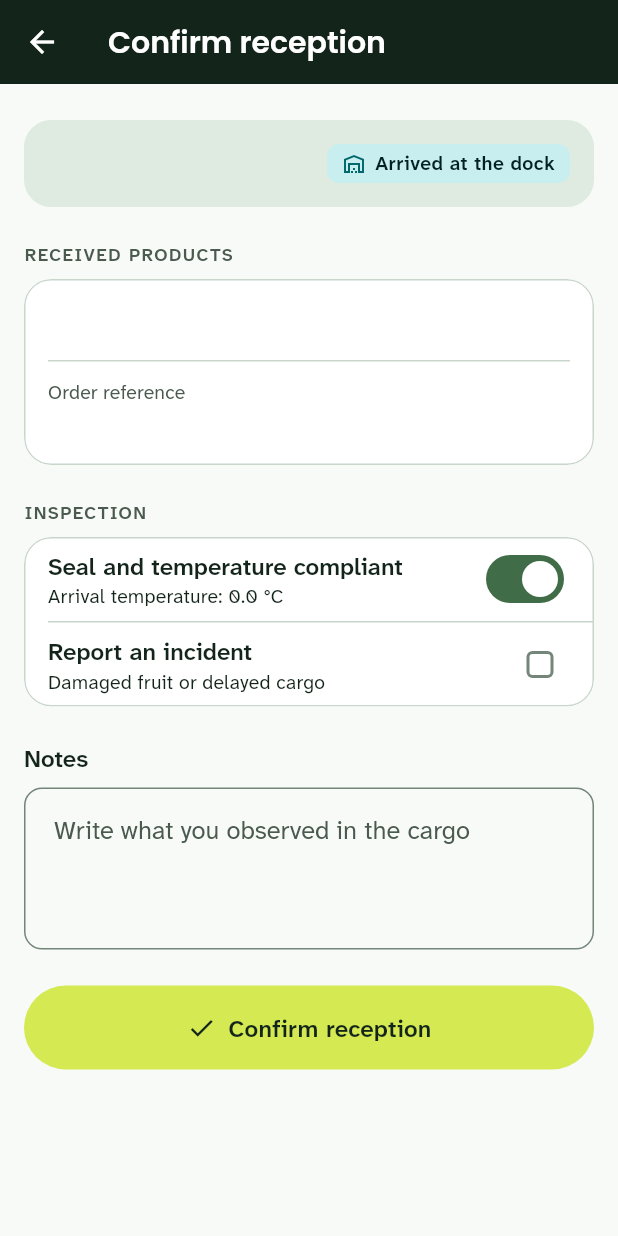
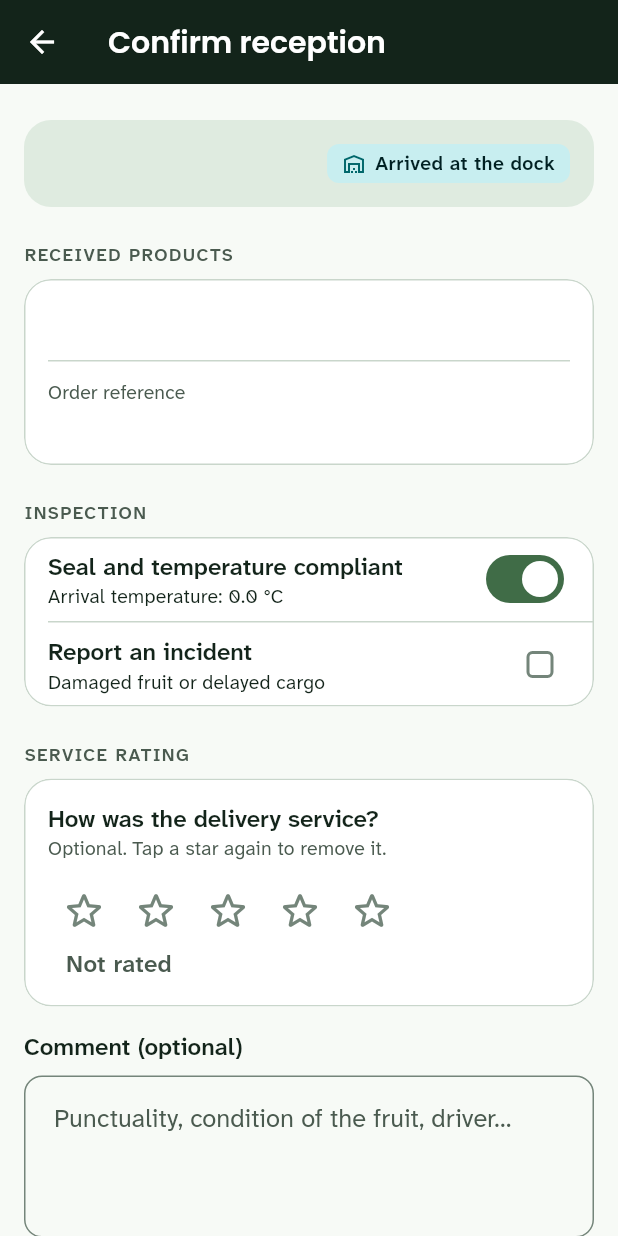
Before and after one commit to UPC-RebooTech/Fruitlogix-Multiplatform, a Flutter app: the ConfirmReceptionPage screen opened directly with empty values, on a phone screen of 412 x 824 dp. Run offline on Flutter 3.47's test engine with Material 3 defaults, Android fonts, the phone set to English and light mode, and no system bars; our stand-ins replace flutter_local_notifications, flutter_secure_storage, image_picker, shared_preferences, timezone; missing offline and left inert: flutter_stripe; accounts and stored records are empty.

Commit message:
feat(logistics-monitoring): rate the delivery service when confirming reception (US35)
- Send POST /api/v1/orders/{id}/reception with optional 1-5 rating, comment and incidence
- Optional star rating component; show the given rating in Tracking
- Refresh orders after reception; treat delivered orders as already received
- en/es strings and tests

```diff
--- a/lib/app/customer_shell.dart
+++ b/lib/app/customer_shell.dart
@@ -13,6 +13,7 @@ import '../contexts/payment_management/presentation/payment_detail_page.dart';
 import '../contexts/payment_management/presentation/payments_page.dart';
 import '../contexts/payment_management/presentation/pro_badge.dart';
 import '../contexts/payment_management/presentation/pro_membership_page.dart';
+import '../contexts/order_management/domain/commercial_order.dart';
 import '../contexts/order_management/order_management_module.dart';
 import '../contexts/quality_management/domain/incident.dart';
 import '../contexts/quality_management/infrastructure/demo_quality_repositories.dart';
@@ -130,6 +131,7 @@ class _CustomerShellState extends State<CustomerShell>
             orderId: id,
             orderCode: order.code,
             itemsSummary: order.productSummary.isEmpty ? null : order.productSummary,
+            isDelivered: order.status == OrderStatus.delivered,
           ),
     ];
   }
@@ -395,6 +397,8 @@ class _CustomerShellState extends State<CustomerShell>
         _trackingTab => DeliveryTrackingPage(
             controller: _logistics.shipments,
             dialer: _logistics.dialer,
+            // The order changes status in the platform after reception.
+            onReceptionConfirmed: _orders.orders.load,
             onReportIncident: (orderCode) =>
                 _openIncidentReport(orderCode: orderCode),
           ),
--- /dev/null
+++ b/lib/contexts/logistics_and_monitoring/domain/reception_repository.dart
@@ -0,0 +1,6 @@
+import 'shipment.dart';
+
+/// Records the reception of a delivery and the client's rating (US35).
+abstract interface class ReceptionRepository {
+  Future<void> confirm(DeliveryShipment shipment, ReceptionReport report);
+}
--- a/lib/contexts/logistics_and_monitoring/domain/shipment.dart
+++ b/lib/contexts/logistics_and_monitoring/domain/shipment.dart
@@ -70,6 +70,7 @@ class ShipmentOrderRef {
     required this.orderId,
     required this.orderCode,
     this.itemsSummary,
+    this.isDelivered = false,
   });
 
   final int orderId;
@@ -77,6 +78,9 @@ class ShipmentOrderRef {
   /// Display code (`ORD-0007`), the same one Orders shows.
   final String orderCode;
   final String? itemsSummary;
+
+  /// The order is already delivered: its reception was confirmed.
+  final bool isDelivered;
 }
 
 /// The client's orders (provided by Order Management).
@@ -88,6 +92,7 @@ class DeliveryShipment {
     required this.trackingNumber,
     required this.orderId,
     required this.status,
+    this.orderNumber,
     this.estimatedArrival,
     this.driverName,
     this.driverPhone,
@@ -102,6 +107,7 @@ class DeliveryShipment {
     this.isReceived = false,
     this.inspectionNotes,
     this.hasIncidents = false,
+    this.rating,
   });
 
   /// Platform delivery id (`12`) or demo id.
@@ -112,6 +118,10 @@ class DeliveryShipment {
 
   /// Order display code (`ORD-0007`), as in Orders and Incidents.
   final String orderId;
+
+  /// Platform order id (`7`), used to confirm the reception (US35).
+  /// Null for demo deliveries.
+  final int? orderNumber;
   final ShipmentStatus status;
   final DateTime? estimatedArrival;
 
@@ -135,6 +145,9 @@ class DeliveryShipment {
   String? inspectionNotes;
   bool hasIncidents;
 
+  /// US35 — stars given at reception (1–5), null when not rated.
+  int? rating;
+
   double get shipmentProgress => isReceived ? 1 : status.progress;
 
   bool get hasDriver => (driverName ?? '').trim().isNotEmpty;
@@ -142,3 +155,27 @@ class DeliveryShipment {
   bool get canCallDriver =>
       (driverPhone ?? '').replaceAll(RegExp(r'\D'), '').length >= 6;
 }
+
+/// What the client records when the goods arrive (US35).
+class ReceptionReport {
+  const ReceptionReport({
+    required this.hasIncidence,
+    required this.sealAndTemperatureOk,
+    this.rating,
+    this.comment,
+  });
+
+  static const int maxRating = 5;
+
+  /// 1–5 stars; null when the client chooses not to rate (allowed).
+  final int? rating;
+
+  /// Optional comment about the service.
+  final String? comment;
+  final bool hasIncidence;
+
+  /// Kept on the device: the platform API has no field for it yet.
+  final bool sealAndTemperatureOk;
+
+  bool get isValid => rating == null || (rating! >= 1 && rating! <= maxRating);
+}
--- a/lib/contexts/logistics_and_monitoring/infrastructure/delivery_json_parser.dart
+++ b/lib/contexts/logistics_and_monitoring/infrastructure/delivery_json_parser.dart
@@ -27,12 +27,16 @@ abstract final class DeliveryJsonParser {
   }) {
     final id = _int(json['id']);
     if (id == null) throw const FormatException('Delivery without id');
+    final status = parseStatus(json['currentStatus'] ?? json['status']);
     return DeliveryShipment(
       id: '$id',
       trackingNumber: 'TRK-${id.toString().padLeft(4, '0')}',
       orderId: order.orderCode,
+      orderNumber: order.orderId,
       itemsSummary: order.itemsSummary,
-      status: parseStatus(json['currentStatus'] ?? json['status']),
+      status: status,
+      // After a restart: no second reception for a delivered order.
+      isReceived: order.isDelivered || status == ShipmentStatus.delivered,
       estimatedArrival: _date(json['estimatedTimeOfArrival']),
       driverName: _text(json['driverName']),
       driverPhone: _text(json['driverPhone']),
--- a/lib/contexts/logistics_and_monitoring/logistics_module.dart
+++ b/lib/contexts/logistics_and_monitoring/logistics_module.dart
@@ -1,10 +1,12 @@
 import '../iam/domain/auth_session.dart';
 import 'application/shipments_controller.dart';
+import 'domain/reception_repository.dart';
 import 'domain/shipment.dart';
 import 'infrastructure/demo_shipment_repository.dart';
 import 'infrastructure/fruitlogix_logistics_api.dart';
 import 'infrastructure/http_shipment_repository.dart';
 import 'infrastructure/phone_dialer.dart';
+import 'infrastructure/reception_repositories.dart';
 
 /// Composition root of the Logistics & Monitoring bounded context
 /// (Tracking tab).
@@ -32,17 +34,20 @@ class LogisticsModule {
           api: api,
           clientOrders: clientOrders,
         ),
+        reception: HttpReceptionRepository(api: api),
       ),
     );
   }
 
   factory LogisticsModule.demo({
     PhoneDialer dialer = const UrlLauncherPhoneDialer(),
+    ReceptionRepository? reception,
     Duration latency = const Duration(milliseconds: 250),
   }) => LogisticsModule._(
     dialer: dialer,
     shipments: ShipmentsController(
       repository: DemoShipmentRepository(latency: latency),
+      reception: reception ?? DemoReceptionRepository(latency: latency),
     ),
   );
 
--- a/lib/contexts/logistics_and_monitoring/presentation/confirm_reception_page.dart
+++ b/lib/contexts/logistics_and_monitoring/presentation/confirm_reception_page.dart
@@ -4,41 +4,79 @@ import '../../../l10n/app_localizations.dart';
 import '../../../shared/ui/components/components.dart';
 import '../../../shared/ui/theme/theme.dart';
 import '../domain/shipment.dart';
+import '../infrastructure/fruitlogix_logistics_api.dart';
 
-/// Reception inspection at the dock. A field action: full-width rows
-/// (whole row is touchable) and a 56 primary button.
+/// Reception inspection at the dock, with the service rating (US35).
+///
+/// A field action: full-width rows (the whole row is touchable) and a 56
+/// primary button. The rating is optional (US35 · scenario 2). Pops with the
+/// [ReceptionReport] once [onConfirm] succeeds.
 class ConfirmReceptionPage extends StatefulWidget {
   const ConfirmReceptionPage({
     required this.shipment,
-    required this.onConfirmed,
+    required this.onConfirm,
     super.key,
   });
 
   final DeliveryShipment shipment;
-  final void Function(String notes, bool hasIncidents) onConfirmed;
+
+  /// Sends the reception; throws when the platform rejects it.
+  final Future<void> Function(ReceptionReport report) onConfirm;
 
   @override
   State<ConfirmReceptionPage> createState() => _ConfirmReceptionPageState();
 }
 
 class _ConfirmReceptionPageState extends State<ConfirmReceptionPage> {
-  final _notesController = TextEditingController();
+  final _commentController = TextEditingController();
   bool _hasIncidents = false;
   bool _inspectionAccepted = true;
+  int? _rating;
+  bool _sending = false;
 
   @override
   void dispose() {
-    _notesController.dispose();
+    _commentController.dispose();
     super.dispose();
   }
 
-  void _confirm() {
+  Future<void> _confirm() async {
+    final l10n = AppLocalizations.of(context);
     final messenger = ScaffoldMessenger.of(context);
-    final message = AppLocalizations.of(context).receptionConfirmed;
-    widget.onConfirmed(_notesController.text.trim(), _hasIncidents);
-    Navigator.of(context).pop();
-    messenger.showSnackBar(SnackBar(content: Text(message)));
+    final navigator = Navigator.of(context);
+    final comment = _commentController.text.trim();
+    final report = ReceptionReport(
+      rating: _rating,
+      comment: comment.isEmpty ? null : comment,
+      hasIncidence: _hasIncidents,
+      sealAndTemperatureOk: _inspectionAccepted,
+    );
+    setState(() => _sending = true);
+    try {
+      await widget.onConfirm(report);
+    } catch (error) {
+      if (!mounted) return;
+      setState(() => _sending = false);
+      messenger.showSnackBar(
+        SnackBar(content: Text(_errorMessage(error, l10n))),
+      );
+      return;
     }
+    navigator.pop(report);
+    messenger.showSnackBar(SnackBar(content: Text(l10n.receptionConfirmed)));
+  }
+
+  static String _errorMessage(Object error, AppLocalizations l10n) =>
+      switch (error) {
+        LogisticsApiException(reason: LogisticsApiFailure.network) =>
+          l10n.authNetworkError,
+        LogisticsApiException(reason: LogisticsApiFailure.unauthorized) =>
+          l10n.qmSessionExpired,
+        LogisticsApiException(message: final String message)
+            when message.isNotEmpty =>
+          message,
+        _ => l10n.receptionSendError,
+      };
 
   @override
   Widget build(BuildContext context) {
@@ -52,7 +90,9 @@ class _ConfirmReceptionPageState extends State<ConfirmReceptionPage> {
 
     return CosechaSubpageScaffold(
       title: l10n.trackingConfirmReception,
-      body: ListView(
+      body: AbsorbPointer(
+        absorbing: _sending,
+        child: ListView(
           padding: const EdgeInsets.fromLTRB(
             CosechaSpace.screenMargin,
             CosechaSpace.md,
@@ -92,7 +132,9 @@ class _ConfirmReceptionPageState extends State<ConfirmReceptionPage> {
                   if (shipment.itemsSummary != null) ...[
                     Text(shipment.itemsSummary!, style: textTheme.bodyLarge),
                     const Padding(
-                    padding: EdgeInsets.symmetric(vertical: CosechaSpace.inner),
+                      padding: EdgeInsets.symmetric(
+                        vertical: CosechaSpace.inner,
+                      ),
                       child: Divider(),
                     ),
                   ],
@@ -123,7 +165,8 @@ class _ConfirmReceptionPageState extends State<ConfirmReceptionPage> {
                   const Divider(indent: CosechaSpace.sm),
                   CheckboxListTile(
                     value: _hasIncidents,
-                  onChanged: (v) => setState(() => _hasIncidents = v ?? false),
+                    onChanged: (v) =>
+                        setState(() => _hasIncidents = v ?? false),
                     title: Text(l10n.receptionReportIncident),
                     subtitle: Text(l10n.receptionReportIncidentDetail),
                   ),
@@ -132,20 +175,65 @@ class _ConfirmReceptionPageState extends State<ConfirmReceptionPage> {
             ),
             const SizedBox(height: CosechaSpace.md),
 
+            // US35 — optional rating and comment.
+            CosechaOverline(l10n.receptionRateSection),
+            const SizedBox(height: CosechaSpace.xs),
+            CosechaCard(
+              child: Column(
+                crossAxisAlignment: CrossAxisAlignment.start,
+                children: [
+                  Text(
+                    l10n.receptionRateQuestion,
+                    style: textTheme.titleSmall?.copyWith(
+                      color: context.cosechaContent,
+                    ),
+                  ),
+                  Text(
+                    l10n.receptionRateOptional,
+                    style: textTheme.bodySmall?.copyWith(
+                      color: context.cosechaContentSecondary,
+                    ),
+                  ),
+                  const SizedBox(height: CosechaSpace.xs),
+                  CosechaStarRating(
+                    value: _rating,
+                    onChanged: (value) => setState(() => _rating = value),
+                    emptyLabel: l10n.receptionNotRated,
+                    starLabel: (stars, max) => l10n.receptionStars(stars, max),
+                    levelLabels: [
+                      l10n.receptionRating1,
+                      l10n.receptionRating2,
+                      l10n.receptionRating3,
+                      l10n.receptionRating4,
+                      l10n.receptionRating5,
+                    ],
+                  ),
+                ],
+              ),
+            ),
+            const SizedBox(height: CosechaSpace.sm),
             CosechaTextField(
-            label: l10n.receptionNotes,
-            hint: l10n.receptionNotesHint,
-            controller: _notesController,
+              label: l10n.receptionComment,
+              hint: l10n.receptionCommentHint,
+              controller: _commentController,
               maxLines: 3,
             ),
             const SizedBox(height: CosechaSpace.md),
 
+            if (_sending) ...[
+              CosechaProgressBar(
+                value: null,
+                semanticLabel: l10n.receptionSending,
+              ),
+              const SizedBox(height: CosechaSpace.sm),
+            ],
             CosechaPrimaryButton(
               label: l10n.trackingConfirmReception,
               icon: Icons.check,
-            onPressed: _confirm,
+              onPressed: _sending ? null : _confirm,
             ),
           ],
+        ),
       ),
     );
   }
--- a/lib/l10n/app_en.arb
+++ b/lib/l10n/app_en.arb
@@ -229,6 +229,31 @@
   "receptionNotes": "Notes",
   "receptionNotesHint": "Write what you observed in the cargo",
   "receptionConfirmed": "Reception confirmed.",
+  "receptionRateSection": "Service rating",
+  "receptionRateQuestion": "How was the delivery service?",
+  "receptionRateOptional": "Optional. Tap a star again to remove it.",
+  "receptionNotRated": "Not rated",
+  "receptionStars": "{stars} of {max} stars",
+  "@receptionStars": {
+    "placeholders": {
+      "stars": { "type": "int", "example": "4" },
+      "max": { "type": "int", "example": "5" }
+    }
+  },
+  "receptionRating1": "Very bad",
+  "receptionRating2": "Bad",
+  "receptionRating3": "Fair",
+  "receptionRating4": "Good",
+  "receptionRating5": "Excellent",
+  "receptionComment": "Comment (optional)",
+  "receptionCommentHint": "Punctuality, condition of the fruit, driver…",
+  "receptionSending": "Sending reception…",
+  "receptionSendError": "We couldn't register the reception. Try again.",
+  "receptionYourRatingLabel": "Your rating:",
+  "receptionYourRating": "Your rating: {stars}",
+  "@receptionYourRating": {
+    "placeholders": { "stars": { "type": "String", "example": "4 of 5 stars" } }
+  },
 
   "paymentsInvoices": "Invoices",
   "paymentsEmpty": "No invoices yet",
--- a/lib/l10n/app_localizations.dart
+++ b/lib/l10n/app_localizations.dart
@@ -1022,6 +1022,102 @@ abstract class AppLocalizations {
   /// **'Reception confirmed.'**
   String get receptionConfirmed;
 
+  /// No description provided for @receptionRateSection.
+  ///
+  /// In en, this message translates to:
+  /// **'Service rating'**
+  String get receptionRateSection;
+
+  /// No description provided for @receptionRateQuestion.
+  ///
+  /// In en, this message translates to:
+  /// **'How was the delivery service?'**
+  String get receptionRateQuestion;
+
+  /// No description provided for @receptionRateOptional.
+  ///
+  /// In en, this message translates to:
+  /// **'Optional. Tap a star again to remove it.'**
+  String get receptionRateOptional;
+
+  /// No description provided for @receptionNotRated.
+  ///
+  /// In en, this message translates to:
+  /// **'Not rated'**
+  String get receptionNotRated;
+
+  /// No description provided for @receptionStars.
+  ///
+  /// In en, this message translates to:
+  /// **'{stars} of {max} stars'**
+  String receptionStars(int stars, int max);
+
+  /// No description provided for @receptionRating1.
+  ///
+  /// In en, this message translates to:
+  /// **'Very bad'**
+  String get receptionRating1;
+
+  /// No description provided for @receptionRating2.
+  ///
+  /// In en, this message translates to:
+  /// **'Bad'**
+  String get receptionRating2;
+
+  /// No description provided for @receptionRating3.
+  ///
+  /// In en, this message translates to:
+  /// **'Fair'**
+  String get receptionRating3;
+
+  /// No description provided for @receptionRating4.
+  ///
+  /// In en, this message translates to:
+  /// **'Good'**
+  String get receptionRating4;
+
+  /// No description provided for @receptionRating5.
+  ///
+  /// In en, this message translates to:
+  /// **'Excellent'**
+  String get receptionRating5;
+
+  /// No description provided for @receptionComment.
+  ///
+  /// In en, this message translates to:
+  /// **'Comment (optional)'**
+  String get receptionComment;
+
+  /// No description provided for @receptionCommentHint.
+  ///
+  /// In en, this message translates to:
+  /// **'Punctuality, condition of the fruit, driver…'**
+  String get receptionCommentHint;
+
+  /// No description provided for @receptionSending.
+  ///
+  /// In en, this message translates to:
+  /// **'Sending reception…'**
+  String get receptionSending;
+
+  /// No description provided for @receptionSendError.
+  ///
+  /// In en, this message translates to:
+  /// **'We couldn\'t register the reception. Try again.'**
+  String get receptionSendError;
+
+  /// No description provided for @receptionYourRatingLabel.
+  ///
+  /// In en, this message translates to:
+  /// **'Your rating:'**
+  String get receptionYourRatingLabel;
+
+  /// No description provided for @receptionYourRating.
+  ///
+  /// In en, this message translates to:
+  /// **'Your rating: {stars}'**
+  String receptionYourRating(String stars);
+
   /// No description provided for @paymentsInvoices.
   ///
   /// In en, this message translates to:
--- a/lib/shared/ui/components/components.dart
+++ b/lib/shared/ui/components/components.dart
@@ -16,6 +16,7 @@ export 'cosecha_kpi_card.dart';
 export 'cosecha_language_button.dart';
 export 'cosecha_progress_bar.dart';
 export 'cosecha_speed_dial.dart';
+export 'cosecha_star_rating.dart';
 export 'cosecha_status_tag.dart';
 export 'cosecha_surface.dart';
 export 'cosecha_text_field.dart';
--- /dev/null
+++ b/lib/shared/ui/components/cosecha_star_rating.dart
@@ -0,0 +1,85 @@
+import 'package:flutter/material.dart';
+
+import '../theme/cosecha_tokens.dart';
+import 'cosecha_surface.dart';
+
+/// Optional 1–5 star rating (US35).
+///
+/// Each star is a 48 touch target. Tapping the selected star again clears
+/// the rating. Stars use moss (lime is never used as a mark on light
+/// surfaces) and the chosen level is also written as text, so the value
+/// never relies on color alone.
+class CosechaStarRating extends StatelessWidget {
+  const CosechaStarRating({
+    required this.value,
+    required this.onChanged,
+    required this.levelLabels,
+    required this.starLabel,
+    required this.emptyLabel,
+    this.max = 5,
+    super.key,
+  }) : assert(levelLabels.length == max);
+
+  /// 1..[max], or null when not rated.
+  final int? value;
+  final ValueChanged<int?>? onChanged;
+
+  /// Text for each level ("Very bad" … "Excellent").
+  final List<String> levelLabels;
+
+  /// Screen reader label of a star: `(n, max) => "4 of 5 stars"`.
+  final String Function(int stars, int max) starLabel;
+
+  /// Shown when nothing is selected ("Not rated").
+  final String emptyLabel;
+  final int max;
+
+  @override
+  Widget build(BuildContext context) {
+    final scheme = Theme.of(context).colorScheme;
+    final current = value ?? 0;
+    return Column(
+      crossAxisAlignment: CrossAxisAlignment.start,
+      children: [
+        Row(
+          children: [
+            for (var star = 1; star <= max; star++)
+              Semantics(
+                button: true,
+                selected: star <= current,
+                label: starLabel(star, max),
+                excludeSemantics: true,
+                child: IconButton(
+                  onPressed: onChanged == null
+                      ? null
+                      : () => onChanged!(star == value ? null : star),
+                  iconSize: 32,
+                  constraints: const BoxConstraints(
+                    minWidth: CosechaSize.minTouch,
+                    minHeight: CosechaSize.minTouch,
+                  ),
+                  icon: Icon(
+                    star <= current
+                        ? Icons.star_rounded
+                        : Icons.star_outline_rounded,
+                    color: star <= current ? scheme.primary : scheme.outline,
+                  ),
+                ),
+              ),
+          ],
+        ),
+        Padding(
+          padding: const EdgeInsetsDirectional.only(start: CosechaSpace.inner),
+          child: Text(
+            current == 0 ? emptyLabel : levelLabels[current - 1],
+            style: Theme.of(context).textTheme.labelLarge?.copyWith(
+              color: current == 0
+                  ? context.cosechaContentSecondary
+                  : context.cosechaContent,
+            ),
+          ),
+        ),
+      ],
+    );
+  }
+}
```
Also changed, not shown: lib/contexts/logistics_and_monitoring/application/shipments_controller.dart (+31 -15 lines), lib/contexts/logistics_and_monitoring/infrastructure/fruitlogix_logistics_api.dart (+32 -0 lines), lib/contexts/logistics_and_monitoring/infrastructure/reception_repositories.dart (added, +56 -0 lines), lib/contexts/logistics_and_monitoring/presentation/delivery_tracking_page.dart (+58 -14 lines), lib/l10n/app_es.arb (+16 -0 lines), lib/l10n/app_localizations_en.dart (+55 -0 lines), lib/l10n/app_localizations_es.dart (+55 -0 lines), 1 other file. Lines whose indentation alone changed are shown as unchanged.
